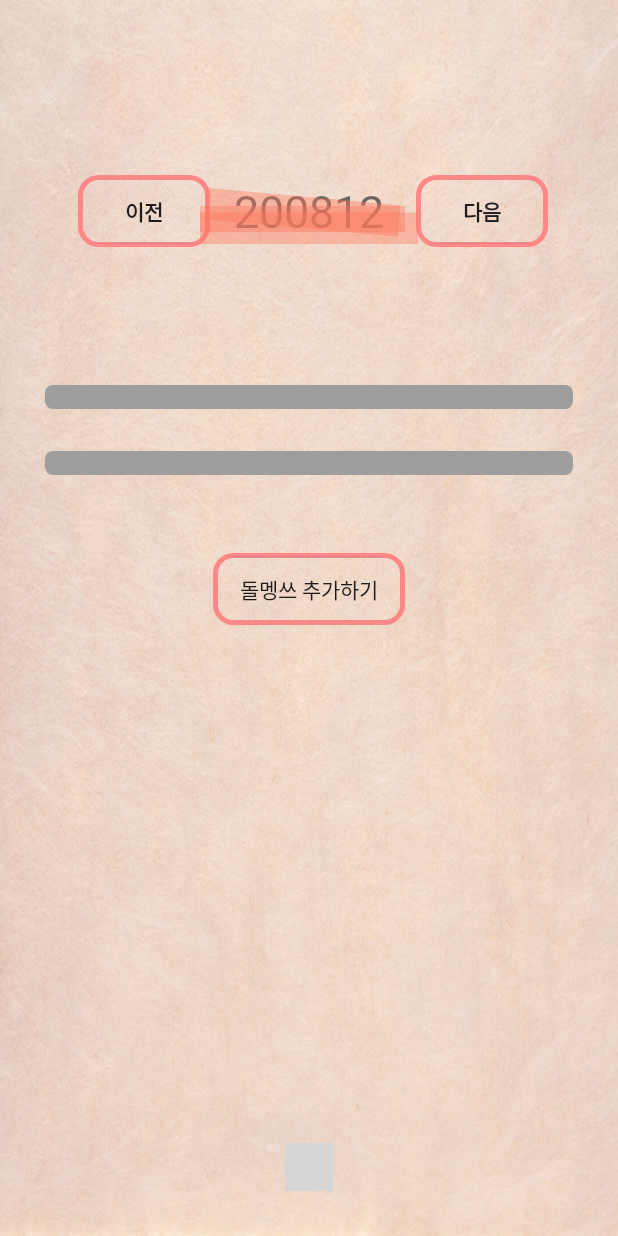
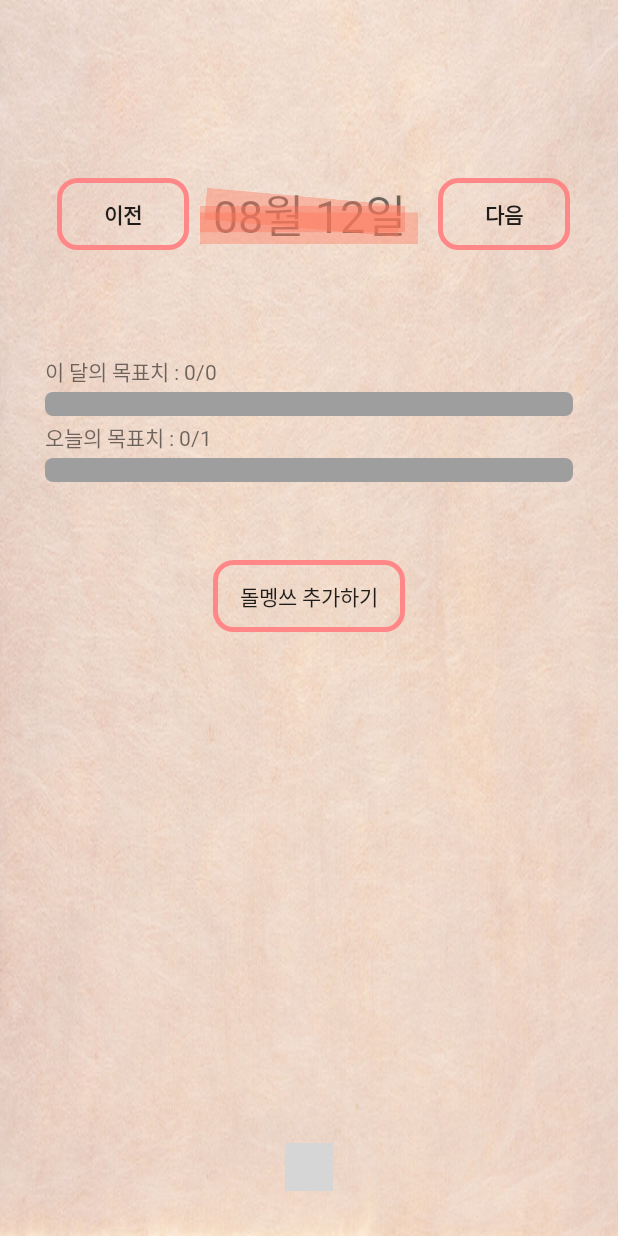
Before and after one commit to Heejeong01110/Mood-Diary, an Android app: the screen it shows after launch once a user with an empty profile is signed in (MainActivity), after a tap on "이전", on a phone screen of 412 x 824 dp. Run offline under Robolectric (Android 15) with nearby library versions, the phone set to English and light mode, and no system bars; our stand-ins replace Firebase (no records; nobody signed in at launch, a user with empty details on screens opened directly); plain views replace DotsIndicator; 1 statement that could not run was skipped; grey boxes are pictures that could not be loaded.

Commit message:
목표치 textview

```diff
--- a/app/src/main/java/kr/ac/kpu/dailystone/MainFragment.kt
+++ b/app/src/main/java/kr/ac/kpu/dailystone/MainFragment.kt
@@ -62,7 +62,7 @@ class MainFragment : Fragment() {
         mAuth = FirebaseAuth.getInstance();
         db = Firebase.database.reference
         readCount()
-        goalCount()
+        goalCount(date)
         dailyGoal(date)
         mainTvDate.text = "${monthformatted}월 ${dayformatted}일"
 
@@ -196,56 +196,54 @@ class MainFragment : Fragment() {
             .child(dayformatted).addListenerForSingleValueEvent(dayListener)
 
     }
-    private fun goalCount() {
+
+    private fun goalCount(date:String) {
         var user = FirebaseAuth.getInstance().currentUser
         var gSum: Int = 0
+        var gDate = date.substring(0,4)
         val goalListener = object : ValueEventListener {
             override fun onDataChange(snapshot: DataSnapshot) {
                 for (i in 1..31) {
                     if (i < 10) {
-                        if (snapshot.child(year + monthformatted + "0$i")
+                        if (snapshot.child(gDate + "0$i")
                                 .child("count").value == null
                         ) {
                         } else {
-                            gSum += snapshot.child(year + monthformatted + "0$i")
+                            gSum += snapshot.child(gDate+ "0$i")
                                 .child("count").value.toString().toInt()
                         }
                     } else {
-                        if (snapshot.child(year + monthformatted + "$i")
+                        if (snapshot.child(gDate + "$i")
                                 .child("count").value == null
                         ) {
-
                         } else {
-                            gSum += snapshot.child(year + monthformatted + "$i")
+                            gSum += snapshot.child(gDate+ "$i")
                                 .child("count").value.toString().toInt()
                         }
                     }
                 }
-                monthGoal(gSum)
+                monthGoal(gSum,date)
             }
-
             override fun onCancelled(error: DatabaseError) {}
         }
         db.child(user!!.uid).child("count")
             .addValueEventListener(goalListener)
     }
-
-    private fun monthGoal(gSum: Int) {
+    private fun monthGoal(gSum: Int, date : String) {
         var user = FirebaseAuth.getInstance().currentUser
         var Maxgoal: Int = 0
-        val mainTvDate : TextView = requireView().findViewById(R.id.mainTvDate)
+        //val mainTvDate : TextView = requireView().findViewById(R.id.mainTvDate)
         val mainPbMgoal : ProgressBar = requireView().findViewById(R.id.mainPbMgoal)
         val mainPbMgoal2 : ProgressBar = requireView().findViewById(R.id.mainPbMgoal2)
         val goalListener = object : ValueEventListener {
-
             override fun onDataChange(snapshot: DataSnapshot) {
-                var goalYear = mainTvDate.text.toString().substring(0, 2)
-                var goalMonth = mainTvDate.text.toString().substring(2, 4)
-
+                // var goalYear = mainTvDate.text.toString().substring(0, 2)
+                //var goalMonth = mainTvDate.text.toString().substring(2, 4)
+                var goalYear = date.substring(0,2)
+                var goalMonth = date.substring(2,4)
                 if (snapshot.child("goal").child(goalYear).child(goalMonth)
                         .child("goal").value == null
                 ) {
-
                     mainPbMgoal.visibility = View.INVISIBLE
                     mainPbMgoal2.visibility = View.INVISIBLE
                 } else {
@@ -255,43 +253,45 @@ class MainFragment : Fragment() {
                         snapshot.child("goal").child(goalYear).child(goalMonth)
                             .child("goal").value!!.toString().toInt()
                 }
-
                 mainPbMgoal.max = Maxgoal.toString().toInt()
                 mainPbMgoal2.max = Maxgoal.toString().toInt()
+                //tv 설정
+                mainTvmgoal.text = "이 달의 목표치 : ${gSum.toString()}/${Maxgoal.toString()}"
                 if (gSum <= Maxgoal) {
                     mainPbMgoal.progress = gSum
                     mainPbMgoal2.progress = 0
                     Log.d("pb", "1 gsum : $gSum, MaxGoal : $Maxgoal")
+                } else if ((gSum - Maxgoal) == Maxgoal) {
+                    mainPbMgoal.progress = Maxgoal
+                    mainPbMgoal2.progress = Maxgoal
+                    Log.d(
+                        "pb", "3 gs" +
+                                "um : $gSum, MaxGoal : $Maxgoal, pr1 : ${mainPbMgoal.progress} ,pr2 : ${mainPbMgoal2.progress}"
+                    )
                 } else {
                     /* val progress2: Drawable = mainPbMgoal.progressDrawable.mutate()
                      progress2.setColorFilter(Color.RED, android.graphics.PorterDuff.Mode.SRC_IN);
                      mainPbMgoal.progressDrawable = progress2*/
-                    mainPbMgoal.progress = Maxgoal
-                    mainPbMgoal2.progress = gSum - Maxgoal
-                    Log.d("pb", "2 gsum : $gSum, MaxGoal : $Maxgoal")
+                    Log.d("pb", "2 gsum : $gSum, MaxGoal : $Maxgoal ,pr1 : ${mainPbMgoal.progress} , pr2 : ${mainPbMgoal2.progress}")
                     if ((gSum - Maxgoal) > Maxgoal) {
-                        mainPbMgoal2.progress = Maxgoal
-                        Log.d(
-                            "pb", "3 gs" +
-                                    "um : $gSum, MaxGoal : $Maxgoal"
-                        )
+                    }
+                    else{
+                        mainPbMgoal.progress = Maxgoal
+                        mainPbMgoal2.progress = gSum - Maxgoal
+                        Log.d("pb", "4 gsum : $gSum, MaxGoal : $Maxgoal ,pr1 : ${mainPbMgoal.progress} , pr2 : ${mainPbMgoal2.progress}")
                     }
                 }
-
                 Log.d(
                     "Min: ", "snapshot : ${snapshot.child("goal")
                         .child(goalYear).value}"
                 )
             }
-
             override fun onCancelled(error: DatabaseError) {
                 TODO("Not yet implemented")
             }
-
         }
         db.child(user!!.uid).addValueEventListener(goalListener)
     }
-
     private fun dailyGoal(date:String) {
         var user = FirebaseAuth.getInstance().currentUser
         var MaxDay: Int = 1
@@ -299,36 +299,34 @@ class MainFragment : Fragment() {
         val mainPbDgoal : ProgressBar = requireView().findViewById(R.id.mainPbDgoal)
         val mainPbDgoal2 : ProgressBar = requireView().findViewById(R.id.mainPbDgoal2)
         mainPbDgoal.max = MaxDay
+        Log.d("vs", "1 Dgoal : $Dgoal, pr1 : ${mainPbDgoal.progress}, pr2 : ${mainPbDgoal2.progress}")
         val DgoalListener = object : ValueEventListener {
             override fun onCancelled(error: DatabaseError) {
                 TODO("Not yet implemented")
             }
-
             override fun onDataChange(snapshot: DataSnapshot) {
-
                 if (snapshot.child("count").child(date).child("count").value == null) {
-
                 } else {
                     Dgoal =
                         snapshot.child("count").child(date).child("count").value.toString().toInt()
-                    mainPbDgoal.progress = Dgoal
-
+                    Log.d("vs", "2 Dgoal : $Dgoal, pr1 : ${mainPbDgoal.progress}, pr2 : ${mainPbDgoal2.progress}")
                 }
+                mainTvdgoal.text = "오늘의 목표치 : ${Dgoal.toString()}/${MaxDay.toString()}"
 
                 if (Dgoal <= 1) {
                     mainPbDgoal.progress = Dgoal
                     mainPbDgoal2.progress = 0
-
+                    Log.d("vs", "3 Dgoal : $Dgoal, pr1 : ${mainPbDgoal.progress}, pr2 : ${mainPbDgoal2.progress}")
                 } else {
                     mainPbDgoal.progress = MaxDay
                     mainPbDgoal2.progress = Dgoal - MaxDay
+                    Log.d("vs", "4 Dgoal : $Dgoal, pr1 : ${mainPbDgoal.progress}, pr2 : ${mainPbDgoal2.progress}")
                 }
-
             }
-
         }
         db.child(user!!.uid).addValueEventListener(DgoalListener)
     }
+
     private fun preDate() {//이전 날짜 조회
 
         var ld: LocalDate = LocalDate.of(year.toInt(), monthformatted.toInt(), dayformatted.toInt())
@@ -338,11 +336,11 @@ class MainFragment : Fragment() {
         year = formatted2.substring(2, 4)
         monthformatted = formatted2.substring(4, 6)
         dayformatted = formatted2.substring(6, 8)
-        mainTvDate.text = date
+        mainTvDate.text ="${monthformatted}월 ${dayformatted}일"
         var ft : FragmentTransaction? = fragmentManager?.beginTransaction()
         ft?.detach(this)?.attach(this)?.commit()
         readCount()
-        goalCount()
+        goalCount(date)
         dailyGoal(date)
     }
 
@@ -354,11 +352,11 @@ class MainFragment : Fragment() {
         year = formatted2.substring(2, 4)
         monthformatted = formatted2.substring(4, 6)
         dayformatted = formatted2.substring(6, 8)
-        mainTvDate.text = date
+        mainTvDate.text = "${monthformatted}월 ${dayformatted}일"
         var ft : FragmentTransaction? = fragmentManager?.beginTransaction()
         ft?.detach(this)?.attach(this)?.commit()
         readCount()
-        goalCount()
+        goalCount(date)
         dailyGoal(date)
     }
 }
--- a/app/src/main/java/kr/ac/kpu/dailystone/MonthDetailFragment.kt
+++ b/app/src/main/java/kr/ac/kpu/dailystone/MonthDetailFragment.kt
@@ -3,6 +3,7 @@ package kr.ac.kpu.dailystone
 import android.content.Context
 import android.content.res.Resources
 import android.graphics.Color
+import android.graphics.drawable.ColorDrawable
 import android.os.Build
 import android.os.Bundle
 import android.text.Layout
@@ -120,6 +121,7 @@ class MonthDetailFragment : DialogFragment() {
                             iv.setOnClickListener {
                                 val dateSet = selYear + selMonth + selDay
                                 val dialog = DialogDiaryFragmentModify(it.context, dateSet , "$i")
+                                dialog.window!!.setBackgroundDrawable(ColorDrawable(Color.TRANSPARENT))
                                 dialog.show()
                                 dialog.ddEdHl.setText(snapshot.child("$i").child("level").value.toString())
                                 dialog.ddEdDiary.setText(snapshot.child("$i").child("diary").value.toString())
--- a/app/src/main/res/layout/fragment_main.xml
+++ b/app/src/main/res/layout/fragment_main.xml
@@ -152,4 +152,22 @@
         app:layout_constraintTop_toTopOf="parent"
         app:srcCompat="@drawable/textline" />
 
+    <TextView
+        android:id="@+id/mainTvmgoal"
+        android:layout_width="wrap_content"
+        android:layout_height="wrap_content"
+        android:text="이 달의 목표치 : "
+        app:layout_constraintBottom_toTopOf="@+id/mainPbDgoal"
+        app:layout_constraintStart_toStartOf="@+id/mainPbMgoal"
+        app:layout_constraintTop_toBottomOf="@+id/mainPbMgoal" />
+
+    <TextView
+        android:id="@+id/mainTvdgoal"
+        android:layout_width="wrap_content"
+        android:layout_height="wrap_content"
+        android:text="오늘의 목표치 : "
+        app:layout_constraintBottom_toTopOf="@+id/mainPbDay"
+        app:layout_constraintStart_toStartOf="@+id/mainPbDgoal"
+        app:layout_constraintTop_toBottomOf="@+id/mainPbDgoal" />
+
 </androidx.constraintlayout.widget.ConstraintLayout>
```
